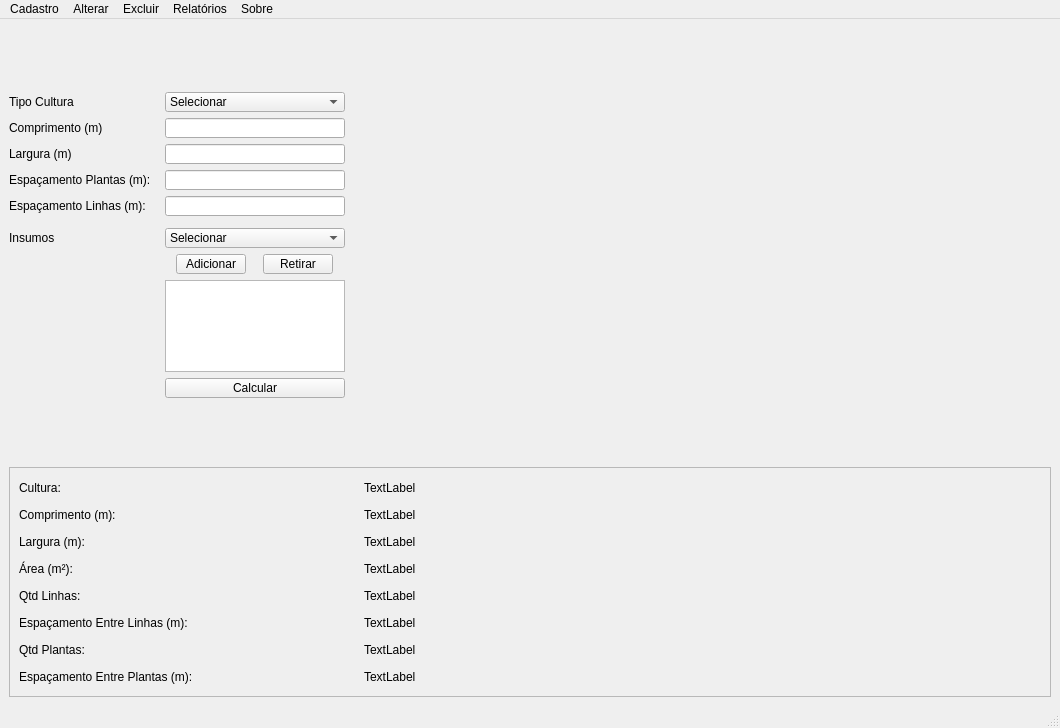
Before: the Qt Designer form data/data_ui/main_window.ui in gustavozanettemartins/FarmTechSolutions, drawn with Qt 5.
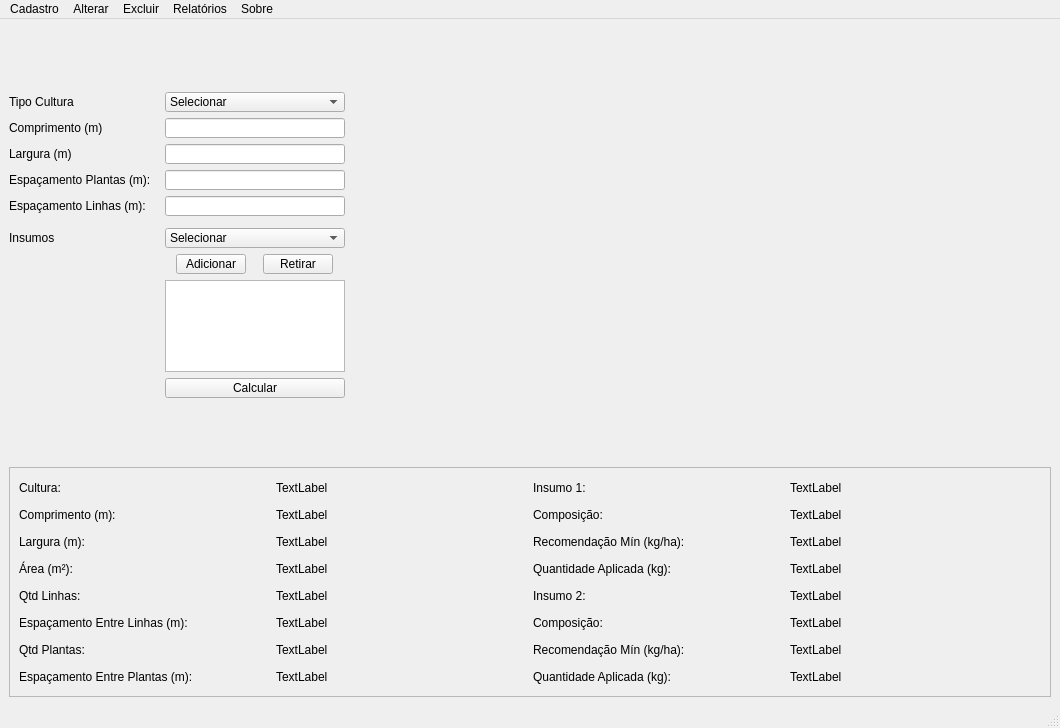
After: the same form once the commit is applied.

Diff of the .ui file:
```diff
--- a/data/data_ui/main_window.ui
+++ b/data/data_ui/main_window.ui
@@ -6,7 +6,7 @@
    <rect>
     <x>0</x>
     <y>0</y>
-    <width>1010</width>
+    <width>1060</width>
     <height>728</height>
    </rect>
   </property>
@@ -107,13 +107,6 @@
          </property>
         </widget>
        </item>
-       <item row="0" column="1" colspan="2">
-        <widget class="QLabel" name="l_tipo_produto">
-         <property name="text">
-          <string>TextLabel</string>
-         </property>
-        </widget>
-       </item>
        <item row="1" column="0">
         <widget class="QLabel" name="label_6">
          <property name="minimumSize">
@@ -127,13 +120,6 @@
          </property>
         </widget>
        </item>
-       <item row="1" column="1" colspan="2">
-        <widget class="QLabel" name="l_comprimento">
-         <property name="text">
-          <string>TextLabel</string>
-         </property>
-        </widget>
-       </item>
        <item row="2" column="0">
         <widget class="QLabel" name="label_7">
          <property name="minimumSize">
@@ -147,15 +133,15 @@
          </property>
         </widget>
        </item>
-       <item row="2" column="1" colspan="2">
-        <widget class="QLabel" name="l_largura">
+       <item row="0" column="3">
+        <widget class="QLabel" name="l_insumo_0">
          <property name="text">
           <string>TextLabel</string>
          </property>
         </widget>
        </item>
-       <item row="3" column="0">
-        <widget class="QLabel" name="label_8">
+       <item row="0" column="2">
+        <widget class="QLabel" name="label_15">
          <property name="minimumSize">
           <size>
            <width>120</width>
@@ -163,20 +149,14 @@
           </size>
          </property>
          <property name="text">
-          <string>Área (m²):</string>
+          <string>Insumo 1:</string>
          </property>
         </widget>
        </item>
-       <item row="4" column="0">
-        <widget class="QLabel" name="label_9">
-         <property name="minimumSize">
-          <size>
-           <width>120</width>
-           <height>20</height>
-          </size>
-         </property>
+       <item row="0" column="1">
+        <widget class="QLabel" name="l_tipo_produto">
          <property name="text">
-          <string>Qtd Linhas:</string>
+          <string>TextLabel</string>
          </property>
         </widget>
        </item>
@@ -193,17 +173,42 @@
          </property>
         </widget>
        </item>
-       <item row="3" column="1" colspan="2">
-        <widget class="QLabel" name="l_area">
+       <item row="4" column="0">
+        <widget class="QLabel" name="label_9">
+         <property name="minimumSize">
+          <size>
+           <width>120</width>
+           <height>20</height>
+          </size>
+         </property>
          <property name="text">
-          <string>TextLabel</string>
+          <string>Qtd Linhas:</string>
          </property>
         </widget>
        </item>
-       <item row="4" column="1" colspan="2">
-        <widget class="QLabel" name="l_qtd_linhas">
+       <item row="3" column="0">
+        <widget class="QLabel" name="label_8">
+         <property name="minimumSize">
+          <size>
+           <width>120</width>
+           <height>20</height>
+          </size>
+         </property>
          <property name="text">
-          <string>TextLabel</string>
+          <string>Área (m²):</string>
+         </property>
+        </widget>
+       </item>
+       <item row="7" column="0">
+        <widget class="QLabel" name="label_12">
+         <property name="minimumSize">
+          <size>
+           <width>150</width>
+           <height>20</height>
+          </size>
+         </property>
+         <property name="text">
+          <string>Espaçamento Entre Plantas (m):</string>
          </property>
         </widget>
        </item>
@@ -220,40 +225,195 @@
          </property>
         </widget>
        </item>
-       <item row="5" column="1" colspan="2">
+       <item row="1" column="1">
+        <widget class="QLabel" name="l_comprimento">
+         <property name="text">
+          <string>TextLabel</string>
+         </property>
+        </widget>
+       </item>
+       <item row="2" column="1">
+        <widget class="QLabel" name="l_largura">
+         <property name="text">
+          <string>TextLabel</string>
+         </property>
+        </widget>
+       </item>
+       <item row="3" column="1">
+        <widget class="QLabel" name="l_area">
+         <property name="text">
+          <string>TextLabel</string>
+         </property>
+        </widget>
+       </item>
+       <item row="4" column="1">
+        <widget class="QLabel" name="l_qtd_linhas">
+         <property name="text">
+          <string>TextLabel</string>
+         </property>
+        </widget>
+       </item>
+       <item row="5" column="1">
         <widget class="QLabel" name="l_esp_l">
          <property name="text">
           <string>TextLabel</string>
          </property>
         </widget>
        </item>
-       <item row="6" column="1" colspan="2">
+       <item row="6" column="1">
         <widget class="QLabel" name="l_qtd_plantas">
          <property name="text">
           <string>TextLabel</string>
          </property>
         </widget>
        </item>
-       <item row="7" column="0">
-        <widget class="QLabel" name="label_12">
-         <property name="minimumSize">
-          <size>
-           <width>150</width>
-           <height>20</height>
-          </size>
-         </property>
-         <property name="text">
-          <string>Espaçamento Entre Plantas (m):</string>
-         </property>
-        </widget>
-       </item>
-       <item row="7" column="1" colspan="2">
+       <item row="7" column="1">
         <widget class="QLabel" name="l_esp_p">
          <property name="text">
           <string>TextLabel</string>
          </property>
         </widget>
        </item>
+       <item row="1" column="2">
+        <widget class="QLabel" name="label_16">
+         <property name="minimumSize">
+          <size>
+           <width>120</width>
+           <height>20</height>
+          </size>
+         </property>
+         <property name="text">
+          <string>Composição:</string>
+         </property>
+        </widget>
+       </item>
+       <item row="1" column="3">
+        <widget class="QLabel" name="l_insumo_comp_0">
+         <property name="text">
+          <string>TextLabel</string>
+         </property>
+        </widget>
+       </item>
+       <item row="2" column="2">
+        <widget class="QLabel" name="label_17">
+         <property name="minimumSize">
+          <size>
+           <width>120</width>
+           <height>20</height>
+          </size>
+         </property>
+         <property name="text">
+          <string>Recomendação Mín (kg/ha):</string>
+         </property>
+        </widget>
+       </item>
+       <item row="2" column="3">
+        <widget class="QLabel" name="l_insumo_min_0">
+         <property name="text">
+          <string>TextLabel</string>
+         </property>
+        </widget>
+       </item>
+       <item row="3" column="2">
+        <widget class="QLabel" name="label_18">
+         <property name="minimumSize">
+          <size>
+           <width>120</width>
+           <height>20</height>
+          </size>
+         </property>
+         <property name="text">
+          <string>Quantidade Aplicada (kg):</string>
+         </property>
+        </widget>
+       </item>
+       <item row="3" column="3">
+        <widget class="QLabel" name="l_insumo_qtd_0">
+         <property name="text">
+          <string>TextLabel</string>
+         </property>
+        </widget>
+       </item>
+       <item row="4" column="2">
+        <widget class="QLabel" name="label_19">
+         <property name="minimumSize">
+          <size>
+           <width>120</width>
+           <height>20</height>
+          </size>
+         </property>
+         <property name="text">
+          <string>Insumo 2:</string>
+         </property>
+        </widget>
+       </item>
+       <item row="5" column="2">
+        <widget class="QLabel" name="label_20">
+         <property name="minimumSize">
+          <size>
+           <width>120</width>
+           <height>20</height>
+          </size>
+         </property>
+         <property name="text">
+          <string>Composição:</string>
+         </property>
+        </widget>
+       </item>
+       <item row="6" column="2">
+        <widget class="QLabel" name="label_21">
+         <property name="minimumSize">
+          <size>
+           <width>120</width>
+           <height>20</height>
+          </size>
+         </property>
+         <property name="text">
+          <string>Recomendação Mín (kg/ha):</string>
+         </property>
+        </widget>
+       </item>
+       <item row="7" column="2">
+        <widget class="QLabel" name="label_22">
+         <property name="minimumSize">
+          <size>
+           <width>120</width>
+           <height>20</height>
+          </size>
+         </property>
+         <property name="text">
+          <string>Quantidade Aplicada (kg):</string>
+         </property>
+        </widget>
+       </item>
+       <item row="4" column="3">
+        <widget class="QLabel" name="l_insumo_1">
+         <property name="text">
+          <string>TextLabel</string>
+         </property>
+        </widget>
+       </item>
+       <item row="5" column="3">
+        <widget class="QLabel" name="l_insumo_comp_1">
+         <property name="text">
+          <string>TextLabel</string>
+         </property>
+        </widget>
+       </item>
+       <item row="6" column="3">
+        <widget class="QLabel" name="l_insumo_min_1">
+         <property name="text">
+          <string>TextLabel</string>
+         </property>
+        </widget>
+       </item>
+       <item row="7" column="3">
+        <widget class="QLabel" name="l_insumo_qtd_1">
+         <property name="text">
+          <string>TextLabel</string>
+         </property>
+        </widget>
+       </item>
       </layout>
      </widget>
     </item>
```
Left out of the diff: 2 changed lines with no effect on the pictures.
